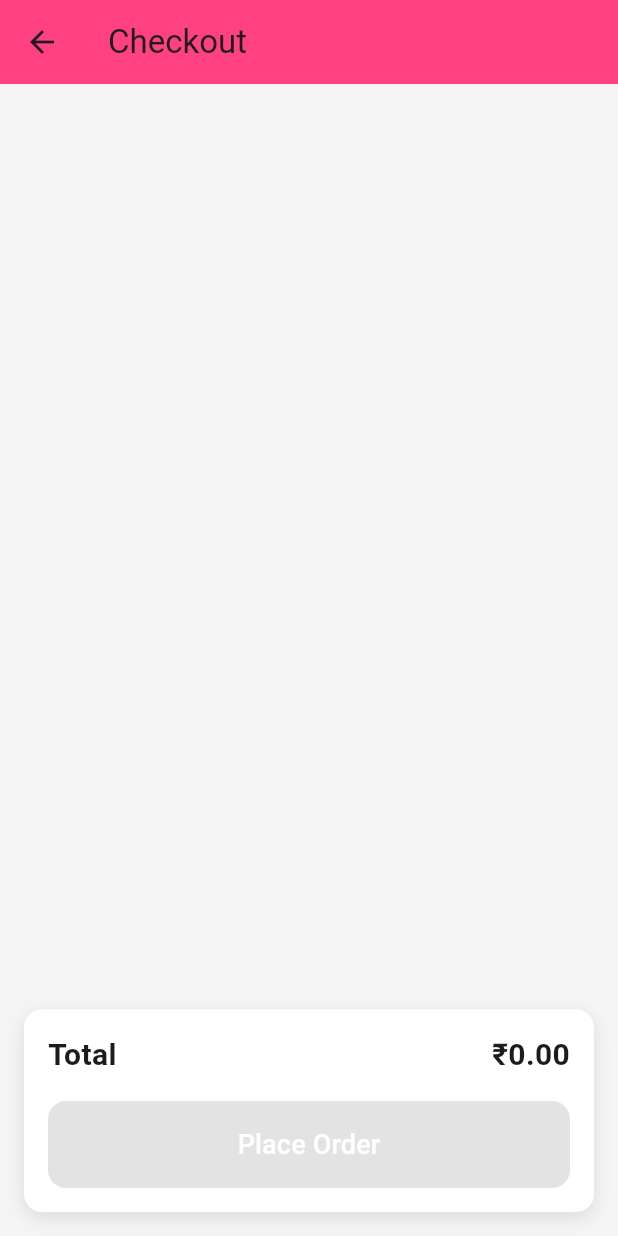
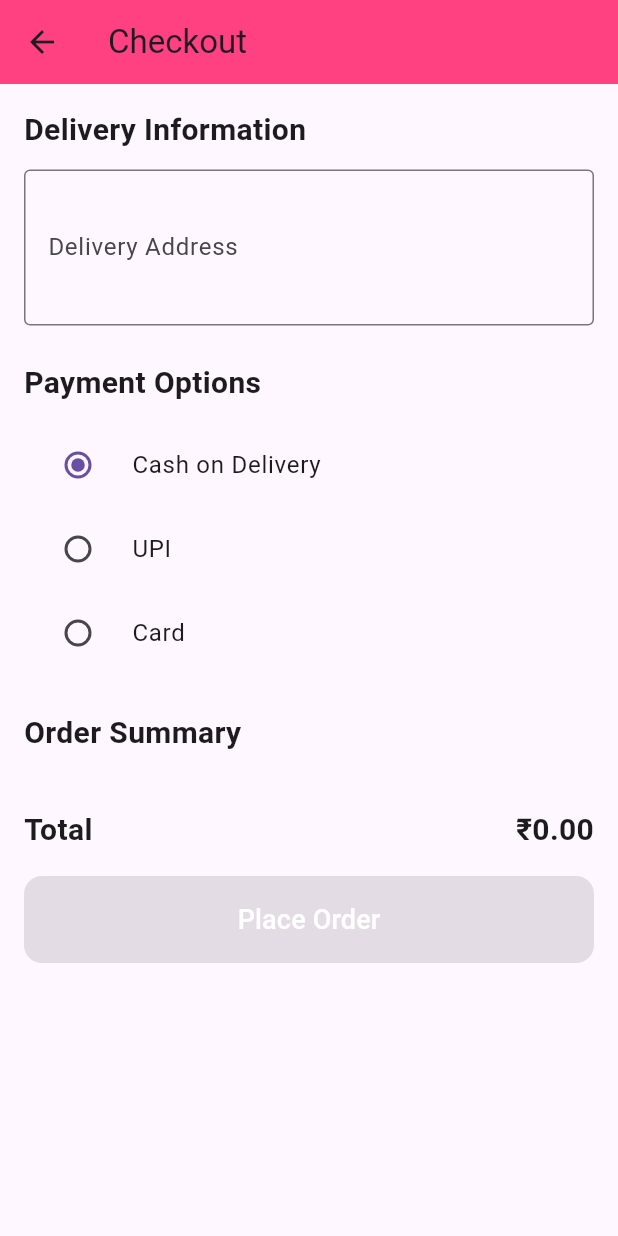
Before and after one commit to Chetana2805/Cake-Shop, a Flutter app: the CheckoutScreen screen opened directly with empty values, on a phone screen of 412 x 824 dp. Run offline on Flutter 3.47's test engine with Material 3 defaults, Android fonts, the phone set to English and light mode, and no system bars; our stand-ins replace cloud_firestore, firebase_auth, firebase_core, flutter_dotenv, fluttertoast, intl_phone_field; accounts and stored records are empty.

Commit message:
Update CheckoutScreen, improve order summary UI, add payment options

```diff
--- a/lib/screens/checkout_screen.dart
+++ b/lib/screens/checkout_screen.dart
@@ -6,16 +6,33 @@
 import '../services/firestore_service.dart';
 import 'home_screen.dart';
 
-class CheckoutScreen extends StatelessWidget {
+class CheckoutScreen extends StatefulWidget {
   final List<CartItem> items;
   final Map<String, Cake> cakesMap;
 
-  const CheckoutScreen({super.key, required this.items, required this.cakesMap});
+  const CheckoutScreen({
+    super.key,
+    required this.items,
+    required this.cakesMap,
+  });
+
+  @override
+  State<CheckoutScreen> createState() => _CheckoutScreenState();
+}
+
+class _CheckoutScreenState extends State<CheckoutScreen> {
+  final _formKey = GlobalKey<FormState>();
+
+  // Delivery Info (name, phone, address)
+  String _address = '';
+
+  // Payment method
+  String _selectedPayment = 'Cash on Delivery';
 
   double get total {
     double sum = 0.0;
-    for (var item in items) {
-      final cake = cakesMap[item.cakeId];
+    for (var item in widget.items) {
+      final cake = widget.cakesMap[item.cakeId];
       if (cake != null) {
         sum += cake.price * item.quantity;
       }
@@ -23,73 +40,122 @@
     return sum;
   }
 
-  void _placeOrder(BuildContext context) async {
+  Future<void> _placeOrder() async {
+    if (!_formKey.currentState!.validate()) return;
+    _formKey.currentState!.save();
+
     final userId = FirebaseAuth.instance.currentUser?.uid;
     if (userId == null) {
       Fluttertoast.showToast(msg: 'Please login to place order');
       return;
     }
 
-    await FirestoreService().placeOrder(userId, items, total);
+    await FirestoreService().placeOrder(
+      userId,
+      widget.items,
+      total,
+      deliveryAddress: _address,
+      paymentMethod: _selectedPayment,
+    );
+
     await FirestoreService().clearCart(userId);
-    Fluttertoast.showToast(msg: 'Order Placed!');
+    Fluttertoast.showToast(msg: 'Order Placed Successfully!');
+    if (mounted) {
       Navigator.pushReplacement(
           context, MaterialPageRoute(builder: (_) => const HomeScreen()));
+    }
   }
 
   @override
   Widget build(BuildContext context) {
+    final isWeb = MediaQuery.of(context).size.width > 600;
+
     return Scaffold(
       appBar: AppBar(
         title: const Text('Checkout'),
         backgroundColor: Colors.pinkAccent,
-        elevation: 0,
       ),
-      body: Container(
-        color: Colors.grey[100],
-        padding: const EdgeInsets.all(16.0),
-        child: Column(
+      body: SingleChildScrollView(
+        padding: const EdgeInsets.all(16),
+        child: Form(
+          key: _formKey,
+          child: isWeb
+              ? Row(
+                  crossAxisAlignment: CrossAxisAlignment.start,
                   children: [
-            Expanded(
-              child: ListView.separated(
-                itemCount: items.length,
-                separatorBuilder: (_, __) => const SizedBox(height: 12),
-                itemBuilder: (_, index) {
-                  final item = items[index];
-                  final cake = cakesMap[item.cakeId];
-                  return Card(
-                    elevation: 3,
-                    shape: RoundedRectangleBorder(
-                        borderRadius: BorderRadius.circular(12)),
-                    child: ListTile(
-                      leading: cake?.imageUrl != null
-                          ? ClipRRect(
-                              borderRadius: BorderRadius.circular(8),
-                              child: Image.network(
-                                cake!.imageUrl,
-                                width: 60,
-                                height: 60,
-                                fit: BoxFit.cover,
+                    Expanded(child: _deliveryAndPaymentSection()),
+                    const SizedBox(width: 24),
+                    Expanded(child: _orderSummarySection()),
+                  ],
+                )
+              : Column(
+                  crossAxisAlignment: CrossAxisAlignment.start,
+                  children: [
+                    _deliveryAndPaymentSection(),
+                    const SizedBox(height: 24),
+                    _orderSummarySection(),
+                  ],
                 ),
-                            )
-                          : const Icon(Icons.cake, size: 50, color: Colors.pink),
-                      title: Text(
-                        cake?.name ?? 'Unknown Cake',
-                        style: const TextStyle(
-                            fontWeight: FontWeight.bold, fontSize: 16),
-                      ),
-                      subtitle: Text(
-                        'Quantity: ${item.quantity}\nPrice: ₹${(cake?.price ?? 0) * item.quantity}',
-                        style: const TextStyle(fontSize: 14),
         ),
       ),
     );
+  }
+
+  Widget _deliveryAndPaymentSection() {
+    return Column(
+      crossAxisAlignment: CrossAxisAlignment.start,
+      children: [
+        const Text(
+          'Delivery Information',
+          style: TextStyle(fontSize: 20, fontWeight: FontWeight.bold),
+        ),
+        const SizedBox(height: 12),
+
+        // Address
+        TextFormField(
+          decoration: const InputDecoration(
+            labelText: 'Delivery Address',
+            border: OutlineInputBorder(),
+          ),
+          maxLines: 3,
+          validator: (value) =>
+              value == null || value.trim().isEmpty ? 'Enter delivery address' : null,
+          onSaved: (value) => _address = value!.trim(),
+        ),
+        const SizedBox(height: 24),
+
+        // Payment
+        const Text(
+          'Payment Options',
+          style: TextStyle(fontSize: 20, fontWeight: FontWeight.bold),
+        ),
+        const SizedBox(height: 12),
+        Column(
+          children: ['Cash on Delivery', 'UPI', 'Card'].map((method) {
+            return RadioListTile<String>(
+              value: method,
+              groupValue: _selectedPayment,
+              title: Text(method),
+              onChanged: (value) {
+                if (value != null) setState(() => _selectedPayment = value);
               },
+            );
+          }).toList(),
         ),
+      ],
+    );
+  }
+
+  Widget _orderSummarySection() {
+    return Column(
+      crossAxisAlignment: CrossAxisAlignment.start,
+      children: [
+        const Text(
+          'Order Summary',
+          style: TextStyle(fontSize: 20, fontWeight: FontWeight.bold),
         ),
-            const SizedBox(height: 16),
+        const SizedBox(height: 12),
         Container(
-              padding: const EdgeInsets.all(16),
           decoration: BoxDecoration(
             color: Colors.white,
             borderRadius: BorderRadius.circular(12),
@@ -101,27 +167,47 @@
             ],
           ),
           child: Column(
+            children: widget.items.map((item) {
+              final cake = widget.cakesMap[item.cakeId];
+              return Column(
                 children: [
+                  ListTile(
+                    leading: cake?.imageUrl != null
+                        ? ClipRRect(
+                            borderRadius: BorderRadius.circular(8),
+                            child: Image.network(
+                              cake!.imageUrl,
+                              width: 50,
+                              height: 50,
+                              fit: BoxFit.cover,
+                            ),
+                          )
+                        : const Icon(Icons.cake, size: 50, color: Colors.pink),
+                    title: Text(cake?.name ?? 'Unknown Cake'),
+                    subtitle: Text(
+                        'Quantity: ${item.quantity}\nPrice: ₹${(cake?.price ?? 0) * item.quantity}'),
+                  ),
+                  const Divider(), // Add space between items
+                ],
+              );
+            }).toList(),
+          ),
+        ),
+        const SizedBox(height: 24),
         Row(
           mainAxisAlignment: MainAxisAlignment.spaceBetween,
           children: [
-                      const Text(
-                        'Total',
-                        style: TextStyle(
-                            fontSize: 20, fontWeight: FontWeight.bold),
-                      ),
-                      Text(
-                        '₹${total.toStringAsFixed(2)}',
-                        style: const TextStyle(
-                            fontSize: 20, fontWeight: FontWeight.bold),
-                      ),
+            const Text('Total',
+                style: TextStyle(fontSize: 20, fontWeight: FontWeight.bold)),
+            Text('₹${total.toStringAsFixed(2)}',
+                style: const TextStyle(fontSize: 20, fontWeight: FontWeight.bold)),
           ],
         ),
         const SizedBox(height: 16),
         SizedBox(
           width: double.infinity,
           child: ElevatedButton(
-                      onPressed: items.isEmpty ? null : () => _placeOrder(context),
+            onPressed: widget.items.isEmpty ? null : _placeOrder,
             style: ElevatedButton.styleFrom(
               padding: const EdgeInsets.symmetric(vertical: 16),
               backgroundColor: Colors.pinkAccent,
@@ -135,11 +221,6 @@
           ),
         ),
       ],
-              ),
-            ),
-          ],
-        ),
-      ),
     );
   }
 }
```
Also changed, not shown: lib/services/firestore_service.dart (+40 -7 lines). Lines whose indentation alone changed are shown as unchanged.
